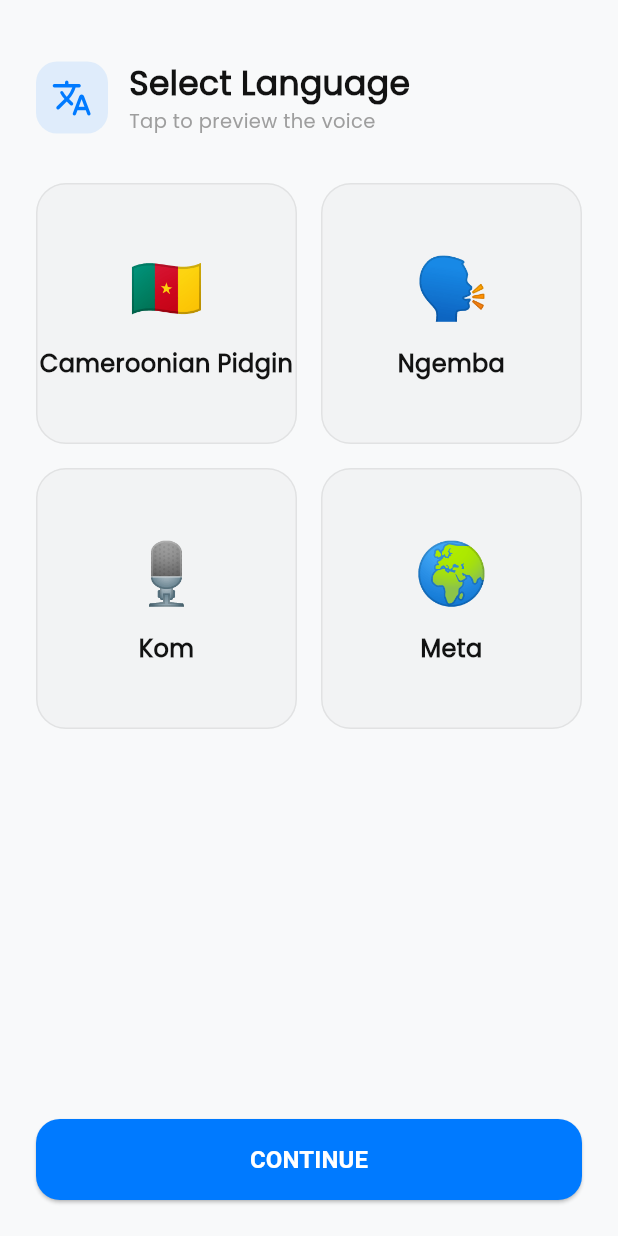
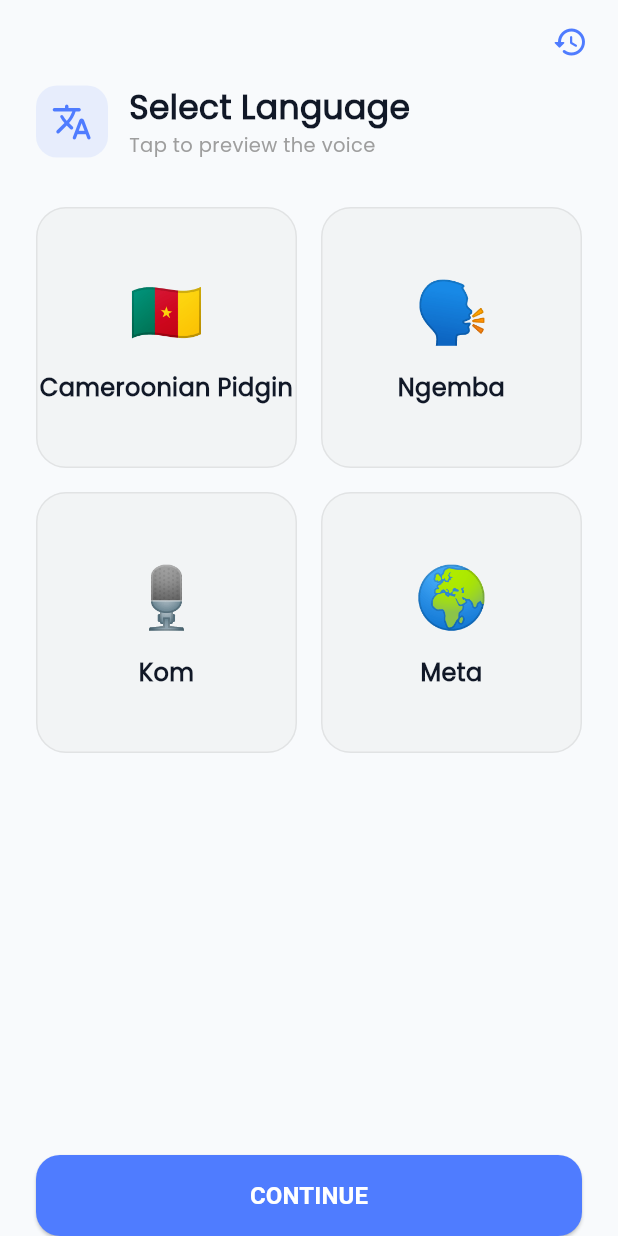
Before and after one commit to Enow777/Tokam, a Flutter app: the screen it shows after launch, on a phone screen of 412 x 824 dp. Run offline on Flutter 3.47's test engine with Material 3 defaults, Android fonts, the phone set to English and light mode, and no system bars; our stand-ins replace firebase_auth, firebase_core, flutter_bloc, flutter_tts, google_generative_ai, google_sign_in and 1 more; missing offline and left inert: android_intent_plus, encrypted_shared_preferences, flutter_overlay_window; accounts and stored records are empty.

Commit message:
feat: phase 2 - Ask AI chat panel, History system, Glassmorphism UI

```diff
--- a/lib/core/constants/colors.dart
+++ b/lib/core/constants/colors.dart
@@ -1,22 +1,23 @@
 import 'package:flutter/material.dart';
 
 class AppColors {
-  // Primary Accent (Action/Voice Listening Active)
-  static const Color primaryAccent = Color(0xFF007AFF); // Electric Blue
-
-  // Secondary Accent (AI Thinking/Processing Status)
-  static const Color secondaryAccent = Color(0xFF8E44AD); // Deep Amethyst Purple
-
-  // Success State (Data Ready / Action Completed)
+  // Brand Accents
+  static const Color primaryAccent = Color(0xFF4F7CFF); // Accent Blue
+  static const Color secondaryAccent = Color(0xFF00D5FF); // Accent Cyan
   static const Color successState = Color(0xFF2ECC71); // Emerald Green
 
-  // Background (Light Mode Canvas)
-  static const Color backgroundLight = Color(0xFFF8F9FA); // Off-White
+  // Light Theme
+  static const Color lightPrimary = Color(0xFF111827);
+  static const Color lightBackground = Color(0xFFF8FAFC);
+  static const Color lightCard = Color(0xFFFFFFFF);
+  static const Color lightSurface = Color(0xFFF1F5F9);
+  static const Color lightTextPrimary = Color(0xFF111827);
+  static const Color lightTextSecondary = Color(0xFF64748B);
 
-  // Background (Dark Mode Canvas)
-  static const Color backgroundDark = Color(0xFF121212); // True AMOLED Black
-
-  // Text High Contrast
-  static const Color textLight = Color(0xFF121212);
-  static const Color textDark = Color(0xFFF8F9FA);
+  // Dark Theme
+  static const Color darkBackground = Color(0xFF0B1020);
+  static const Color darkSurface = Color(0xFF141B34);
+  static const Color darkCard = Color(0xFF1C2445);
+  static const Color darkTextPrimary = Color(0xFFF5F7FF);
+  static const Color darkTextSecondary = Color(0xFFAAB4D6);
 }
--- a/lib/core/theme/high_contrast_theme.dart
+++ b/lib/core/theme/high_contrast_theme.dart
@@ -7,27 +7,27 @@
       useMaterial3: true,
       brightness: Brightness.light,
       primaryColor: AppColors.primaryAccent,
-      scaffoldBackgroundColor: AppColors.backgroundLight,
+      scaffoldBackgroundColor: AppColors.lightBackground,
       colorScheme: const ColorScheme.light(
         primary: AppColors.primaryAccent,
         secondary: AppColors.secondaryAccent,
-        surface: AppColors.backgroundLight,
+        surface: AppColors.lightBackground,
         error: Colors.red,
       ),
       textTheme: const TextTheme(
         headlineMedium: TextStyle(
           fontFamily: 'PoppinsBold',
-          color: AppColors.textLight,
+          color: AppColors.lightTextPrimary,
           fontSize: 24,
         ),
         bodyLarge: TextStyle(
           fontFamily: 'PoppinsMedium',
-          color: AppColors.textLight,
+          color: AppColors.lightTextPrimary,
           fontSize: 18,
         ),
         bodyMedium: TextStyle(
           fontFamily: 'PoppinsRegular',
-          color: AppColors.textLight,
+          color: AppColors.lightTextPrimary,
           fontSize: 16,
         ),
       ),
@@ -49,27 +49,27 @@
       useMaterial3: true,
       brightness: Brightness.dark,
       primaryColor: AppColors.primaryAccent,
-      scaffoldBackgroundColor: AppColors.backgroundDark,
+      scaffoldBackgroundColor: AppColors.darkBackground,
       colorScheme: const ColorScheme.dark(
         primary: AppColors.primaryAccent,
         secondary: AppColors.secondaryAccent,
-        surface: AppColors.backgroundDark,
+        surface: AppColors.darkBackground,
         error: Colors.redAccent,
       ),
       textTheme: const TextTheme(
         headlineMedium: TextStyle(
           fontFamily: 'PoppinsBold',
-          color: AppColors.textDark,
+          color: AppColors.darkTextPrimary,
           fontSize: 24,
         ),
         bodyLarge: TextStyle(
           fontFamily: 'PoppinsMedium',
-          color: AppColors.textDark,
+          color: AppColors.darkTextPrimary,
           fontSize: 18,
         ),
         bodyMedium: TextStyle(
           fontFamily: 'PoppinsRegular',
-          color: AppColors.textDark,
+          color: AppColors.darkTextPrimary,
           fontSize: 16,
         ),
       ),
--- a/lib/features/onboarding/presentation/screens/language_selector_screen.dart
+++ b/lib/features/onboarding/presentation/screens/language_selector_screen.dart
@@ -2,6 +2,7 @@
 import 'package:tokam/core/constants/colors.dart';
 import 'package:tokam/core/services/ai_assistant_service.dart';
 import 'package:tokam/features/onboarding/presentation/screens/permission_gate_screen.dart';
+import 'package:tokam/features/history/presentation/screens/history_screen.dart';
 
 class LanguageSelectorScreen extends StatefulWidget {
   const LanguageSelectorScreen({super.key});
@@ -45,13 +46,28 @@
   @override
   Widget build(BuildContext context) {
     return Scaffold(
+      appBar: AppBar(
+        backgroundColor: Colors.transparent,
+        elevation: 0,
+        actions: [
+          IconButton(
+            icon: const Icon(Icons.history_rounded, color: AppColors.primaryAccent),
+            onPressed: () {
+              Navigator.push(
+                context,
+                MaterialPageRoute(builder: (_) => const HistoryScreen()),
+              );
+            },
+          ),
+          const SizedBox(width: 8),
+        ],
+      ),
       body: SafeArea(
         child: Padding(
-          padding: const EdgeInsets.all(24.0),
+          padding: const EdgeInsets.symmetric(horizontal: 24.0),
           child: Column(
             crossAxisAlignment: CrossAxisAlignment.start,
             children: [
-              const SizedBox(height: 16),
               Row(
                 children: [
                   Container(
```
Also changed, not shown: lib/features/history/data/history_repository.dart (added, +31 -0 lines), lib/features/history/domain/models/history_item.dart (added, +45 -0 lines), lib/features/history/presentation/screens/history_screen.dart (added, +137 -0 lines), lib/features/overlay/presentation/bloc/overlay_runtime_bloc.dart (+67 -2 lines), lib/features/overlay/presentation/windows/floating_bubble_element.dart (+142 -15 lines).
